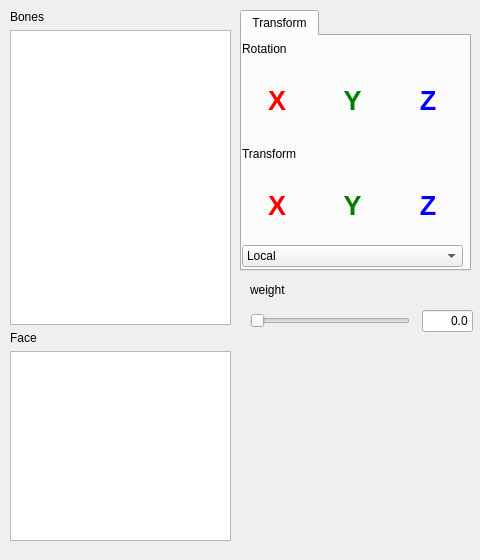
First picture: the form in QMA2/TransformWidget.ui, repository hkrn/MMDAI, before the edit.
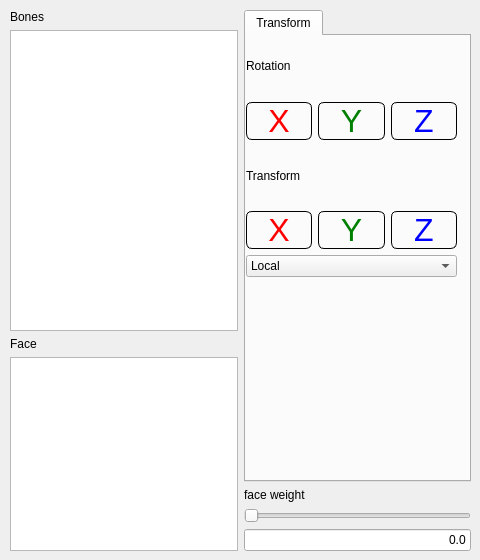
Second picture: the form after the edit. Custom widgets are drawn as their Qt base class.

Commit message: use buttons instead of labels

What changed in the file:
```diff
--- a/QMA2/TransformWidget.ui
+++ b/QMA2/TransformWidget.ui
@@ -2,6 +2,9 @@
 <ui version="4.0">
  <class>TransformWidget</class>
  <widget class="QWidget" name="TransformWidget">
+  <property name="enabled">
+   <bool>true</bool>
+  </property>
   <property name="geometry">
    <rect>
     <x>0</x>
@@ -13,263 +16,240 @@
   <property name="windowTitle">
    <string>TransformView</string>
   </property>
-  <widget class="QTabWidget" name="tabs">
-   <property name="geometry">
-    <rect>
-     <x>240</x>
-     <y>10</y>
-     <width>231</width>
-     <height>261</height>
-    </rect>
-   </property>
-   <property name="currentIndex">
-    <number>0</number>
-   </property>
-   <widget class="QWidget" name="transform">
-    <attribute name="title">
-     <string>Transform</string>
-    </attribute>
-    <widget class="QWidget" name="verticalLayoutWidget_3">
-     <property name="geometry">
-      <rect>
-       <x>0</x>
-       <y>0</y>
-       <width>221</width>
-       <height>231</height>
-      </rect>
-     </property>
-     <layout class="QVBoxLayout" name="verticalLayout_3" stretch="2,5,2,5,1">
-      <item>
-       <widget class="QLabel" name="rotationLabel">
-        <property name="maximumSize">
-         <size>
-          <width>16777215</width>
-          <height>68</height>
-         </size>
-        </property>
-        <property name="text">
-         <string>Rotation</string>
-        </property>
-       </widget>
-      </item>
-      <item>
-       <layout class="QHBoxLayout" name="rotation">
-        <item>
-         <widget class="TransformLabel" name="rx">
-          <property name="text">
-           <string>&lt;!DOCTYPE HTML PUBLIC &quot;-//W3C//DTD HTML 4.0//EN&quot; &quot;http://www.w3.org/TR/REC-html40/strict.dtd&quot;&gt;
-&lt;html&gt;&lt;head&gt;&lt;meta name=&quot;qrichtext&quot; content=&quot;1&quot; /&gt;&lt;style type=&quot;text/css&quot;&gt;
-p, li { white-space: pre-wrap; }
-&lt;/style&gt;&lt;/head&gt;&lt;body style=&quot; font-family:'Lucida Grande'; font-size:13pt; font-weight:400; font-style:normal;&quot;&gt;
-&lt;p style=&quot; margin-top:0px; margin-bottom:0px; margin-left:0px; margin-right:0px; -qt-block-indent:0; text-indent:0px;&quot;&gt;&lt;span style=&quot; font-size:20pt; font-weight:600; color:#ff0000;&quot;&gt;X&lt;/span&gt;&lt;/p&gt;&lt;/body&gt;&lt;/html&gt;</string>
-          </property>
-          <property name="alignment">
-           <set>Qt::AlignCenter</set>
-          </property>
-         </widget>
-        </item>
-        <item>
-         <widget class="TransformLabel" name="ry">
-          <property name="text">
-           <string>&lt;!DOCTYPE HTML PUBLIC &quot;-//W3C//DTD HTML 4.0//EN&quot; &quot;http://www.w3.org/TR/REC-html40/strict.dtd&quot;&gt;
-&lt;html&gt;&lt;head&gt;&lt;meta name=&quot;qrichtext&quot; content=&quot;1&quot; /&gt;&lt;style type=&quot;text/css&quot;&gt;
-p, li { white-space: pre-wrap; }
-&lt;/style&gt;&lt;/head&gt;&lt;body style=&quot; font-family:'Lucida Grande'; font-size:13pt; font-weight:400; font-style:normal;&quot;&gt;
-&lt;p style=&quot; margin-top:0px; margin-bottom:0px; margin-left:0px; margin-right:0px; -qt-block-indent:0; text-indent:0px;&quot;&gt;&lt;span style=&quot; font-size:20pt; font-weight:600; color:#008000;&quot;&gt;Y&lt;/span&gt;&lt;/p&gt;&lt;/body&gt;&lt;/html&gt;</string>
-          </property>
-          <property name="alignment">
-           <set>Qt::AlignCenter</set>
-          </property>
-         </widget>
-        </item>
-        <item>
-         <widget class="TransformLabel" name="rz">
-          <property name="text">
-           <string>&lt;!DOCTYPE HTML PUBLIC &quot;-//W3C//DTD HTML 4.0//EN&quot; &quot;http://www.w3.org/TR/REC-html40/strict.dtd&quot;&gt;
-&lt;html&gt;&lt;head&gt;&lt;meta name=&quot;qrichtext&quot; content=&quot;1&quot; /&gt;&lt;style type=&quot;text/css&quot;&gt;
-p, li { white-space: pre-wrap; }
-&lt;/style&gt;&lt;/head&gt;&lt;body style=&quot; font-family:'Lucida Grande'; font-size:13pt; font-weight:400; font-style:normal;&quot;&gt;
-&lt;p style=&quot; margin-top:0px; margin-bottom:0px; margin-left:0px; margin-right:0px; -qt-block-indent:0; text-indent:0px;&quot;&gt;&lt;span style=&quot; font-size:20pt; font-weight:600; color: #0000ff&quot;&gt;Z&lt;/span&gt;&lt;/p&gt;&lt;/body&gt;&lt;/html&gt;</string>
-          </property>
-          <property name="alignment">
-           <set>Qt::AlignCenter</set>
-          </property>
-         </widget>
-        </item>
-       </layout>
-      </item>
-      <item>
-       <widget class="QLabel" name="transformLabel">
-        <property name="maximumSize">
-         <size>
-          <width>16777215</width>
-          <height>68</height>
-         </size>
-        </property>
-        <property name="text">
-         <string>Transform</string>
-        </property>
-       </widget>
-      </item>
-      <item>
-       <layout class="QHBoxLayout" name="transformation">
-        <item>
-         <widget class="TransformLabel" name="tx">
-          <property name="text">
-           <string>&lt;!DOCTYPE HTML PUBLIC &quot;-//W3C//DTD HTML 4.0//EN&quot; &quot;http://www.w3.org/TR/REC-html40/strict.dtd&quot;&gt;
-&lt;html&gt;&lt;head&gt;&lt;meta name=&quot;qrichtext&quot; content=&quot;1&quot; /&gt;&lt;style type=&quot;text/css&quot;&gt;
-p, li { white-space: pre-wrap; }
-&lt;/style&gt;&lt;/head&gt;&lt;body style=&quot; font-family:'Lucida Grande'; font-size:13pt; font-weight:400; font-style:normal;&quot;&gt;
-&lt;p style=&quot; margin-top:0px; margin-bottom:0px; margin-left:0px; margin-right:0px; -qt-block-indent:0; text-indent:0px;&quot;&gt;&lt;span style=&quot; font-size:20pt; font-weight:600; color:#ff0000;&quot;&gt;X&lt;/span&gt;&lt;/p&gt;&lt;/body&gt;&lt;/html&gt;</string>
-          </property>
-          <property name="alignment">
-           <set>Qt::AlignCenter</set>
-          </property>
-         </widget>
-        </item>
-        <item>
-         <widget class="TransformLabel" name="ty">
-          <property name="text">
-           <string>&lt;!DOCTYPE HTML PUBLIC &quot;-//W3C//DTD HTML 4.0//EN&quot; &quot;http://www.w3.org/TR/REC-html40/strict.dtd&quot;&gt;
-&lt;html&gt;&lt;head&gt;&lt;meta name=&quot;qrichtext&quot; content=&quot;1&quot; /&gt;&lt;style type=&quot;text/css&quot;&gt;
-p, li { white-space: pre-wrap; }
-&lt;/style&gt;&lt;/head&gt;&lt;body style=&quot; font-family:'Lucida Grande'; font-size:13pt; font-weight:400; font-style:normal;&quot;&gt;
-&lt;p style=&quot; margin-top:0px; margin-bottom:0px; margin-left:0px; margin-right:0px; -qt-block-indent:0; text-indent:0px;&quot;&gt;&lt;span style=&quot; font-size:20pt; font-weight:600; color:#008000;&quot;&gt;Y&lt;/span&gt;&lt;/p&gt;&lt;/body&gt;&lt;/html&gt;</string>
-          </property>
-          <property name="alignment">
-           <set>Qt::AlignCenter</set>
-          </property>
-         </widget>
-        </item>
-        <item>
-         <widget class="TransformLabel" name="tz">
-          <property name="text">
-           <string>&lt;!DOCTYPE HTML PUBLIC &quot;-//W3C//DTD HTML 4.0//EN&quot; &quot;http://www.w3.org/TR/REC-html40/strict.dtd&quot;&gt;
-&lt;html&gt;&lt;head&gt;&lt;meta name=&quot;qrichtext&quot; content=&quot;1&quot; /&gt;&lt;style type=&quot;text/css&quot;&gt;
-p, li { white-space: pre-wrap; }
-&lt;/style&gt;&lt;/head&gt;&lt;body style=&quot; font-family:'Lucida Grande'; font-size:13pt; font-weight:400; font-style:normal;&quot;&gt;
-&lt;p style=&quot; margin-top:0px; margin-bottom:0px; margin-left:0px; margin-right:0px; -qt-block-indent:0; text-indent:0px;&quot;&gt;&lt;span style=&quot; font-size:20pt; font-weight:600; color: #0000ff&quot;&gt;Z&lt;/span&gt;&lt;/p&gt;&lt;/body&gt;&lt;/html&gt;</string>
-          </property>
-          <property name="alignment">
-           <set>Qt::AlignCenter</set>
-          </property>
-         </widget>
-        </item>
-       </layout>
-      </item>
-      <item>
-       <widget class="QComboBox" name="comboBox">
-        <item>
-         <property name="text">
-          <string>Local</string>
-         </property>
-        </item>
-        <item>
-         <property name="text">
-          <string>Global</string>
-         </property>
-        </item>
-        <item>
-         <property name="text">
-          <string>View</string>
-         </property>
-        </item>
-       </widget>
-      </item>
-     </layout>
-    </widget>
-   </widget>
-  </widget>
-  <widget class="QWidget" name="verticalLayoutWidget_4">
+  <property name="styleSheet">
+   <string notr="true">QPushButton {
+  border: 1px solid black;
+  border-radius: 6px;
+  background-color: transparent;
+  font-size:32px;
+}
+</string>
+  </property>
+  <widget class="QWidget" name="horizontalLayoutWidget">
    <property name="geometry">
     <rect>
      <x>10</x>
      <y>10</y>
-     <width>221</width>
-     <height>531</height>
+     <width>461</width>
+     <height>541</height>
     </rect>
    </property>
-   <layout class="QVBoxLayout" name="verticalLayout_4" stretch="3,2">
+   <layout class="QHBoxLayout" name="horizontalLayout" stretch="1,1">
     <item>
-     <layout class="QVBoxLayout" name="verticalLayout">
+     <layout class="QVBoxLayout" name="verticalLayout_4" stretch="3,2">
       <item>
-       <widget class="QLabel" name="boneLabel">
-        <property name="text">
-         <string>Bones</string>
-        </property>
-       </widget>
+       <layout class="QVBoxLayout" name="verticalLayout">
+        <item>
+         <widget class="QLabel" name="boneLabel">
+          <property name="text">
+           <string>Bones</string>
+          </property>
+         </widget>
+        </item>
+        <item>
+         <widget class="QListView" name="bones"/>
+        </item>
+       </layout>
       </item>
       <item>
-       <widget class="QListView" name="bones"/>
+       <layout class="QVBoxLayout" name="verticalLayout_2">
+        <item>
+         <widget class="QLabel" name="faceLabel">
+          <property name="text">
+           <string>Face</string>
+          </property>
+         </widget>
+        </item>
+        <item>
+         <widget class="QListView" name="faces"/>
+        </item>
+       </layout>
       </item>
      </layout>
     </item>
     <item>
-     <layout class="QVBoxLayout" name="verticalLayout_2">
+     <layout class="QVBoxLayout" name="verticalLayout_5">
       <item>
-       <widget class="QLabel" name="faceLabel">
-        <property name="text">
-         <string>Face</string>
-        </property>
-       </widget>
-      </item>
-      <item>
-       <widget class="QListView" name="faces"/>
+       <layout class="QVBoxLayout" name="verticalLayout_8">
+        <item>
+         <widget class="QTabWidget" name="tabs_2">
+          <property name="currentIndex">
+           <number>0</number>
+          </property>
+          <widget class="QWidget" name="transform_2">
+           <attribute name="title">
+            <string>Transform</string>
+           </attribute>
+           <widget class="QWidget" name="verticalLayoutWidget_5">
+            <property name="geometry">
+             <rect>
+              <x>0</x>
+              <y>0</y>
+              <width>211</width>
+              <height>241</height>
+             </rect>
+            </property>
+            <layout class="QVBoxLayout" name="verticalLayout_7" stretch="2,5,2,5,1">
+             <property name="spacing">
+              <number>-1</number>
+             </property>
+             <item>
+              <widget class="QLabel" name="rotationLabel_2">
+               <property name="maximumSize">
+                <size>
+                 <width>16777215</width>
+                 <height>68</height>
+                </size>
+               </property>
+               <property name="text">
+                <string>Rotation</string>
+               </property>
+              </widget>
+             </item>
+             <item>
+              <layout class="QHBoxLayout" name="rotation_2">
+               <item>
+                <widget class="TransformButton" name="rx">
+                 <property name="styleSheet">
+                  <string notr="true">QPushButton { color:red }
+QPushButton:disabled { color:gray }</string>
+                 </property>
+                 <property name="text">
+                  <string>X</string>
+                 </property>
+                </widget>
+               </item>
+               <item>
+                <widget class="TransformButton" name="ry">
+                 <property name="styleSheet">
+                  <string notr="true">QPushButton { color:green }
+QPushButton:disabled { color:gray }</string>
+                 </property>
+                 <property name="text">
+                  <string>Y</string>
+                 </property>
+                </widget>
+               </item>
+               <item>
+                <widget class="TransformButton" name="rz">
+                 <property name="styleSheet">
+                  <string notr="true">QPushButton { color:blue }
+QPushButton:disabled { color:gray }</string>
+                 </property>
+                 <property name="text">
+                  <string>Z</string>
+                 </property>
+                </widget>
+               </item>
+              </layout>
+             </item>
+             <item>
+              <widget class="QLabel" name="transformLabel_3">
+               <property name="maximumSize">
+                <size>
+                 <width>16777215</width>
+                 <height>68</height>
+                </size>
+               </property>
+               <property name="text">
+                <string>Transform</string>
+               </property>
+              </widget>
+             </item>
+             <item>
+              <layout class="QHBoxLayout" name="transformation_2">
+               <item>
+                <widget class="TransformButton" name="tx">
+                 <property name="styleSheet">
+                  <string notr="true">QPushButton { color:red }
+QPushButton:disabled { color:gray }</string>
+                 </property>
+                 <property name="text">
+                  <string>X</string>
+                 </property>
+                </widget>
+               </item>
+               <item>
+                <widget class="TransformButton" name="ty">
+                 <property name="styleSheet">
+                  <string notr="true">QPushButton { color:green }
+QPushButton:disabled { color:gray }</string>
+                 </property>
+                 <property name="text">
+                  <string>Y</string>
+                 </property>
+                </widget>
+               </item>
+               <item>
+                <widget class="TransformButton" name="tz">
+                 <property name="styleSheet">
+                  <string notr="true">QPushButton { color:blue }
+QPushButton:disabled { color:gray }</string>
+                 </property>
+                 <property name="text">
+                  <string>Z</string>
+                 </property>
+                </widget>
+               </item>
+              </layout>
+             </item>
+             <item>
+              <widget class="QComboBox" name="comboBox_2">
+               <item>
+                <property name="text">
+                 <string>Local</string>
+                </property>
+               </item>
+               <item>
+                <property name="text">
+                 <string>Global</string>
+                </property>
+               </item>
+              </widget>
+             </item>
+            </layout>
+           </widget>
+          </widget>
+         </widget>
+        </item>
+        <item>
+         <widget class="QLabel" name="faceWeightLabel">
+          <property name="text">
+           <string>face weight</string>
+          </property>
+         </widget>
+        </item>
+        <item>
+         <widget class="QSlider" name="faceWeightSlider">
+          <property name="maximum">
+           <number>100</number>
+          </property>
+          <property name="orientation">
+           <enum>Qt::Horizontal</enum>
+          </property>
+         </widget>
+        </item>
+        <item>
+         <widget class="QLineEdit" name="faceWeightValue">
+          <property name="text">
+           <string>0.0</string>
+          </property>
+          <property name="alignment">
+           <set>Qt::AlignRight|Qt::AlignTrailing|Qt::AlignVCenter</set>
+          </property>
+         </widget>
+        </item>
+       </layout>
       </item>
      </layout>
     </item>
    </layout>
   </widget>
-  <widget class="QSlider" name="faceWeightSlider">
-   <property name="geometry">
-    <rect>
-     <x>250</x>
-     <y>310</y>
-     <width>160</width>
-     <height>22</height>
-    </rect>
-   </property>
-   <property name="maximum">
-    <number>100</number>
-   </property>
-   <property name="orientation">
-    <enum>Qt::Horizontal</enum>
-   </property>
-  </widget>
-  <widget class="QLineEdit" name="faceWeightValue">
-   <property name="geometry">
-    <rect>
-     <x>422</x>
-     <y>310</y>
-     <width>51</width>
-     <height>22</height>
-    </rect>
-   </property>
-   <property name="text">
-    <string>0.0</string>
-   </property>
-   <property name="alignment">
-    <set>Qt::AlignRight|Qt::AlignTrailing|Qt::AlignVCenter</set>
-   </property>
-  </widget>
-  <widget class="QLabel" name="faceWeightLabel">
-   <property name="geometry">
-    <rect>
-     <x>250</x>
-     <y>280</y>
-     <width>62</width>
-     <height>20</height>
-    </rect>
-   </property>
-   <property name="text">
-    <string>weight</string>
-   </property>
-  </widget>
  </widget>
  <customwidgets>
   <customwidget>
-   <class>TransformLabel</class>
-   <extends>QLabel</extends>
+   <class>TransformButton</class>
+   <extends>QPushButton</extends>
    <header>TransformWidget.h</header>
   </customwidget>
  </customwidgets>
```
The commit also changes 2 other files.
